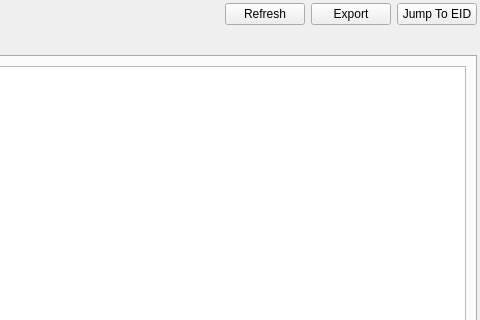
This is qrenderdoc/Windows/AnalyzerReportViewer.ui in lizr-arch/renderdoc-ai as Qt 5 draws it before an edit; both pictures show x 560 to 1040 and y 0 to 320 of the 1040 by 680 pixel window. The edited form follows.
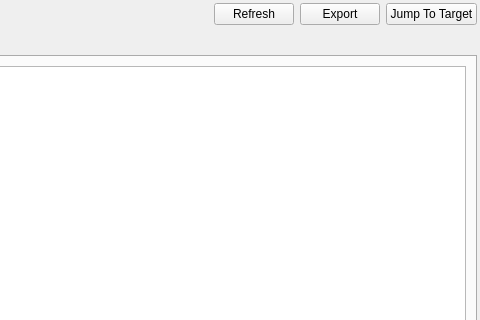
This is the edited form.

Commit message:
feat(qrenderdoc-analyzer): add issue jumps to texture and shader targets
- upgrade issue jump action to prefer texture/shader targets before event fallback

- resolve shader targets asynchronously via replay API and open native shader viewer

- enrich rule output with texture/shader resource ids for navigable issues

- record /do progress and verification in plan log

```diff
--- a/qrenderdoc/Windows/AnalyzerReportViewer.ui
+++ b/qrenderdoc/Windows/AnalyzerReportViewer.ui
@@ -65,7 +65,7 @@
      <item>
       <widget class="QPushButton" name="jumpButton">
        <property name="text">
-        <string>Jump To EID</string>
+        <string>Jump To Target</string>
        </property>
       </widget>
      </item>
```
Lines whose indentation alone changed are shown as unchanged. The commit also changes 4 other files.
